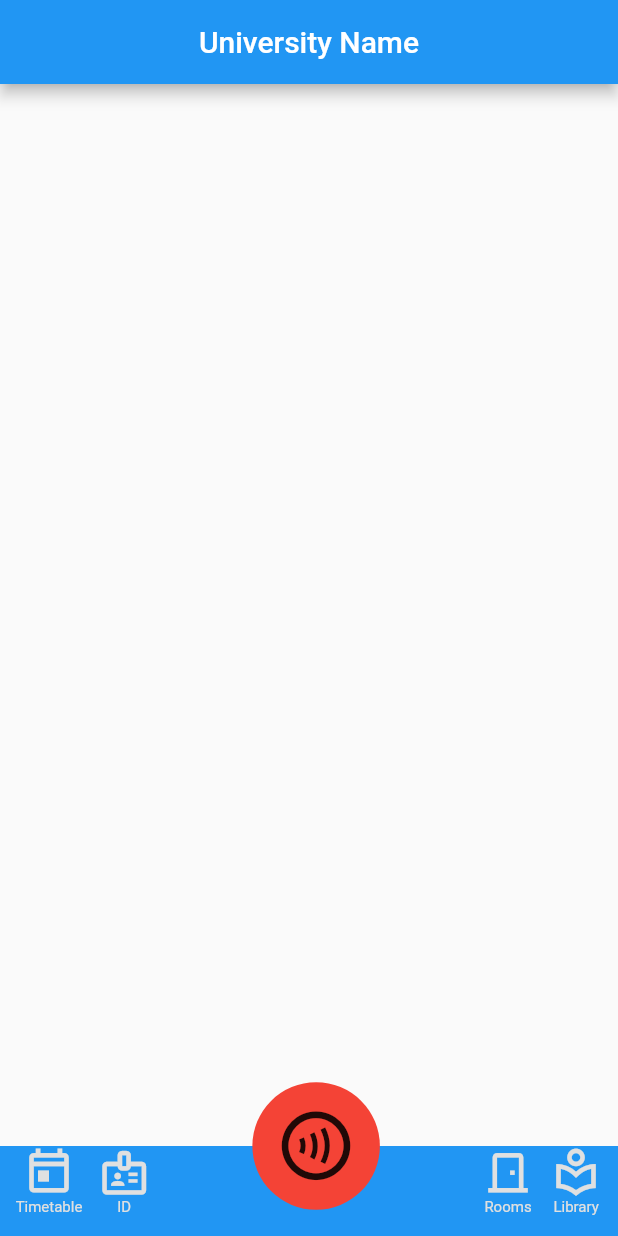
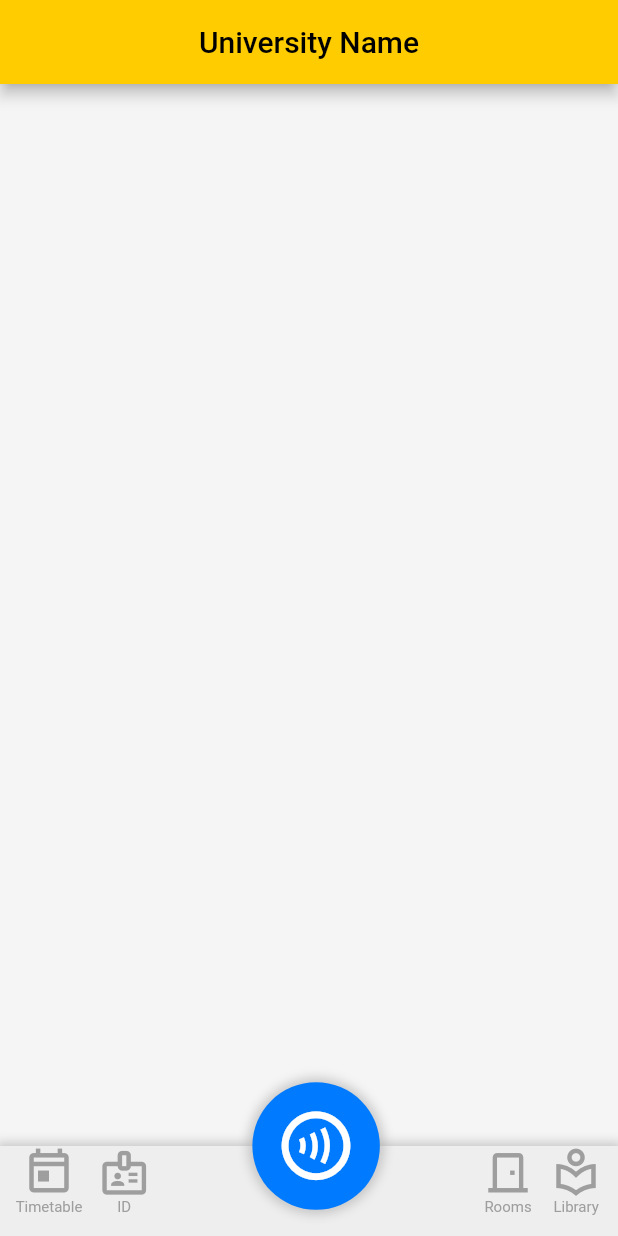
Before and after one commit to Marrsh/smart-campus-project, a Flutter app: the screen it shows after launch, on a phone screen of 412 x 824 dp. Run offline on Flutter 3.47's test engine with Material 2 defaults, Android fonts, the phone set to English and light mode, and no system bars.

Commit message:
Implement Colour Scheme, move nav classes to a separate file

```diff
--- /dev/null
+++ b/lib/bottomNavBar.dart
@@ -0,0 +1,113 @@
+import 'package:flutter/material.dart';
+import 'constants.dart';
+
+class NavButtonProperties {
+  const NavButtonProperties(
+      {required this.icon, required this.colour, required this.label, this.isCentral = false});
+  final IconData icon;
+  final Color? colour;
+  final String label;
+  final bool isCentral;
+}
+
+class NavBar extends StatelessWidget {
+  @override
+  List<NavButtonProperties> navButtons = [
+    NavButtonProperties(icon: Icons.today_outlined, colour: Colors.grey, label: 'Timetable'),
+    NavButtonProperties(icon: Icons.badge_outlined, colour: Colors.grey, label: 'ID'),
+    NavButtonProperties(icon: Icons.calendar_today, colour: blue, label: 'nfc', isCentral: true),
+    NavButtonProperties(icon: Icons.door_front_door_outlined, colour: Colors.grey, label: 'Rooms'),
+    NavButtonProperties(icon: Icons.local_library_outlined, colour: Colors.grey, label: 'Library'
+    ),
+  ];
+
+  Widget build(BuildContext context) {
+    return Container(
+        width: logicalScreenSize.width,
+        height: height10,
+        decoration: BoxDecoration(
+          boxShadow:[
+            BoxShadow(
+              color: Colors.grey.withOpacity(0.5),
+              spreadRadius: 3,
+              blurRadius: 5,
+            )
+          ],
+          color: Colors.grey[200],
+        ),
+        child: Row(
+            mainAxisAlignment: MainAxisAlignment.spaceEvenly,
+            crossAxisAlignment: CrossAxisAlignment.stretch,
+            children: [
+              for (var i = 0; i < navButtons.length; i++)
+                if (navButtons[i].isCentral)
+                  _CentralNavButton()
+                else
+                  _NavButton(navButtonProperties: navButtons[i]),
+            ]
+        )
+    );
+  }
+}
+
+class _NavButton extends StatelessWidget {
+  _NavButton({required this.navButtonProperties});
+  final navButtonProperties;
+  Widget build(BuildContext context) {
+    return Column(
+      crossAxisAlignment: CrossAxisAlignment.center,
+      mainAxisAlignment: MainAxisAlignment.start,
+      mainAxisSize: MainAxisSize.max,
+      children: [
+        Icon(
+          navButtonProperties.icon,
+          color: navButtonProperties.colour,
+          size: 35,
+          semanticLabel: navButtonProperties.label,
+        ),
+        Text(
+            navButtonProperties.label,
+            style: TextStyle(
+                color: navButtonProperties.colour,
+                fontFamily: 'Roboto',
+                fontSize: 10
+            )
+        )
+      ],
+    );
+  }
+}
+
+class _CentralNavButton extends StatelessWidget {
+  Widget build(BuildContext context) {
+    return
+      Container(
+        width: width25,
+        child: OverflowBox(
+          maxHeight: height50,
+          child: SizedBox(
+              child: Container(
+                  decoration: BoxDecoration(
+                    shape: BoxShape.circle,
+                    color: blue,
+                    boxShadow:[
+                      BoxShadow(
+                        color: Colors.grey.withOpacity(0.5),
+                        spreadRadius: 3,
+                        blurRadius: 5,
+                      )
+                    ],
+                  ),
+                  padding: EdgeInsets.all(mdPadding),
+                  margin:EdgeInsets.only(bottom: height10),
+                  child: Icon(
+                    Icons.contactless_outlined,
+                    color: Colors.white,
+                    size: 55,
+                  )
+              )
+          ),
+        ),
+      );
+  }
+}
--- a/lib/constants.dart
+++ b/lib/constants.dart
@@ -24,3 +24,8 @@ var height50 = logicalScreenSize.height * 0.5;
 const smPadding = 5.0;
 const mdPadding = 15.0;
 const lgPadding = 30.0;
+
+
+const blue = const Color(0xFF007AFF);
+const orange = const Color(0xFFFFB900);
+const yellow = const Color(0xFFFFCC00);
--- a/lib/main.dart
+++ b/lib/main.dart
@@ -1,20 +1,11 @@
-import 'dart:ffi';
-
 import 'package:flutter/material.dart';
 import 'constants.dart';
+import 'bottomNavBar.dart';
 
 void main() {
   runApp(MyApp());
 }
 
-class NavButtonProperties {
-  const NavButtonProperties(
-      {required this.icon, required this.colour, required this.label, this.isCentral = false});
-  final IconData icon;
-  final Color? colour;
-  final String label;
-  final bool isCentral;
-}
 
 class MyApp extends StatelessWidget {
   @override
@@ -24,95 +15,12 @@ class MyApp extends StatelessWidget {
             primaryColor: Colors.amber), // declare theme data for this widget?
         home: Scaffold(
           //Like stacks in swift, takes in the elements of the widget (body, appbar etc..)
-          appBar: AppBar(title: Center(child: Text('University Name'))),
-
-          bottomNavigationBar: _NavBar(),
+          appBar: AppBar(title: Center(child: Text('University Name')), backgroundColor: yellow,foregroundColor: Colors.black,),
+          body: Container(
+            color: Colors.grey[100],
+          ),
+          bottomNavigationBar: NavBar(),
         )
     );
   }
 }
-
-class _NavBar extends StatelessWidget {
-  @override
-  List<NavButtonProperties> navButtons = [
-    NavButtonProperties(icon: Icons.today_outlined, colour: Colors.grey[300], label: 'Timetable'),
-    NavButtonProperties(icon: Icons.badge_outlined, colour: Colors.grey[300], label: 'ID'),
-    NavButtonProperties(icon: Icons.calendar_today, colour: Colors.grey[300], label: 'nfc', isCentral: true),
-    NavButtonProperties(icon: Icons.door_front_door_outlined, colour: Colors.grey[300], label: 'Rooms'),
-    NavButtonProperties(icon: Icons.local_library_outlined, colour: Colors.grey[300], label: 'Library'
-    ),
-  ];
-
-  Widget build(BuildContext context) {
-    return Container(
-      width: logicalScreenSize.width,
-      height: height10,
-      color: Colors.blue,
-      child: Row(
-        mainAxisAlignment: MainAxisAlignment.spaceEvenly,
-          crossAxisAlignment: CrossAxisAlignment.stretch,
-          children: [
-            for (var i = 0; i < navButtons.length; i++)
-              if (navButtons[i].isCentral)
-                _CentralNavButton()
-              else
-                _NavButton(navButtonProperties: navButtons[i]),
-          ]
-      )
-    );
-  }
-}
-
-class _NavButton extends StatelessWidget {
-  _NavButton({required this.navButtonProperties});
-  final navButtonProperties;
-  Widget build(BuildContext context) {
-    return Column(
-      crossAxisAlignment: CrossAxisAlignment.center,
-      mainAxisAlignment: MainAxisAlignment.start,
-      mainAxisSize: MainAxisSize.max,
-      children: [
-        Icon(
-          navButtonProperties.icon,
-          color: navButtonProperties.colour,
-          size: 35,
-          semanticLabel: navButtonProperties.label,
-        ),
-        Text(
-            navButtonProperties.label,
-            style: TextStyle(
-                color: navButtonProperties.colour,
-                fontFamily: 'Roboto',
-                fontSize: 10
-            )
-        )
-      ],
-    );
-  }
-}
-
-class _CentralNavButton extends StatelessWidget {
-  Widget build(BuildContext context) {
-    return
-      Container(
-        width: width25,
-        child: OverflowBox(
-          maxHeight: height50,
-          child: SizedBox(
-              child: Container(
-                  decoration: BoxDecoration(
-                  shape: BoxShape.circle,
-                  color: Colors.red,
-                  ),
-                  padding: EdgeInsets.all(mdPadding),
-                  margin:EdgeInsets.only(bottom: height10),
-                  child: Icon(
-                    Icons.contactless_outlined,
-                    size: 55,
-                  )
-              )
-          ),
-        ),
-      );
-  }
-}
```
